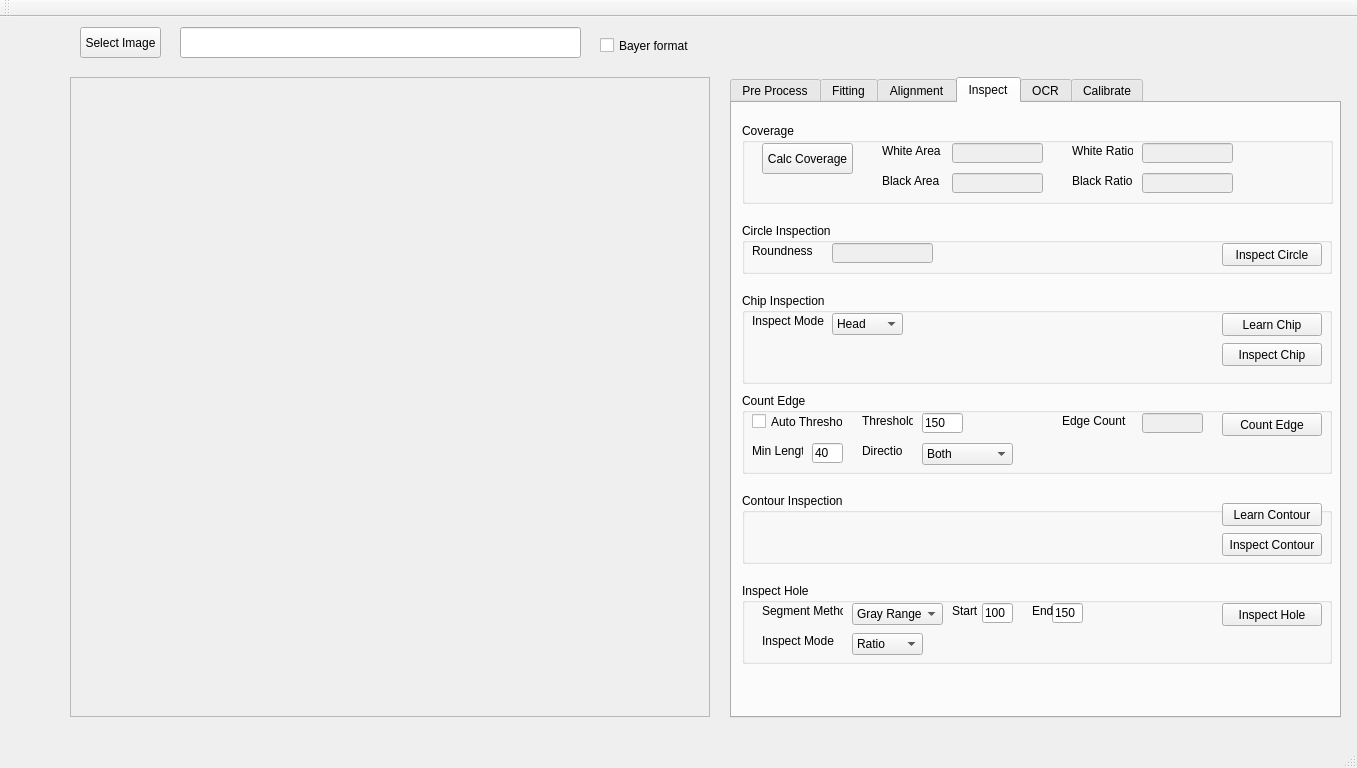
Above: VisionWidget/visionwidget.ui from hceng123/VisionLibrary before the change. Below: the same form after it.
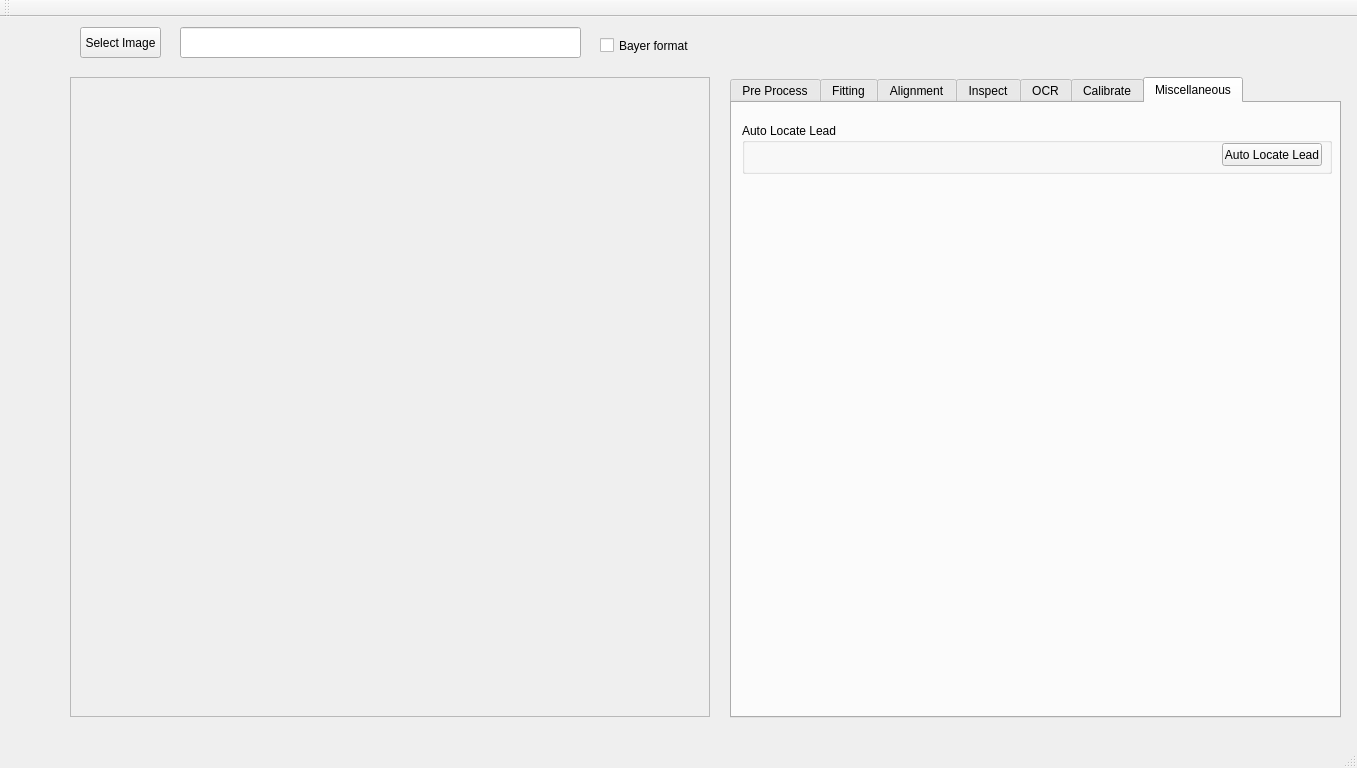
That is the form after the change. Custom widgets are drawn as their Qt base class.

Commit message:
Add auto locate lead test page.
Add auto locate lead test page.

```diff
--- a/VisionWidget/visionwidget.ui
+++ b/VisionWidget/visionwidget.ui
@@ -73,7 +73,7 @@
      </rect>
     </property>
     <property name="currentIndex">
-     <number>3</number>
+     <number>6</number>
     </property>
     <widget class="QWidget" name="tabPreProcess">
      <attribute name="title">
@@ -1122,7 +1122,7 @@
       <property name="geometry">
        <rect>
         <x>10</x>
-        <y>120</y>
+        <y>110</y>
         <width>590</width>
         <height>51</height>
        </rect>
@@ -1174,7 +1174,7 @@
       <property name="geometry">
        <rect>
         <x>10</x>
-        <y>190</y>
+        <y>160</y>
         <width>590</width>
         <height>91</height>
        </rect>
@@ -1269,7 +1269,7 @@
       <property name="geometry">
        <rect>
         <x>10</x>
-        <y>290</y>
+        <y>250</y>
         <width>590</width>
         <height>81</height>
        </rect>
@@ -1433,7 +1433,7 @@
       <property name="geometry">
        <rect>
         <x>10</x>
-        <y>390</y>
+        <y>340</y>
         <width>590</width>
         <height>71</height>
        </rect>
@@ -1472,7 +1472,7 @@
       <property name="geometry">
        <rect>
         <x>10</x>
-        <y>480</y>
+        <y>410</y>
         <width>590</width>
         <height>81</height>
        </rect>
@@ -1898,6 +1898,37 @@
       </widget>
      </widget>
     </widget>
+    <widget class="QWidget" name="tabMiscellaneous">
+     <attribute name="title">
+      <string>Miscellaneous</string>
+     </attribute>
+     <widget class="QGroupBox" name="groupBoxAutoLocateLead">
+      <property name="geometry">
+       <rect>
+        <x>10</x>
+        <y>20</y>
+        <width>590</width>
+        <height>51</height>
+       </rect>
+      </property>
+      <property name="title">
+       <string>Auto Locate Lead</string>
+      </property>
+      <widget class="QPushButton" name="btnAutoLocateLead">
+       <property name="geometry">
+        <rect>
+         <x>480</x>
+         <y>20</y>
+         <width>100</width>
+         <height>23</height>
+        </rect>
+       </property>
+       <property name="text">
+        <string>Auto Locate Lead</string>
+       </property>
+      </widget>
+     </widget>
+    </widget>
    </widget>
    <widget class="QCheckBox" name="checkBoxByerFormat">
     <property name="geometry">
```
The commit also changes 9 other files.
